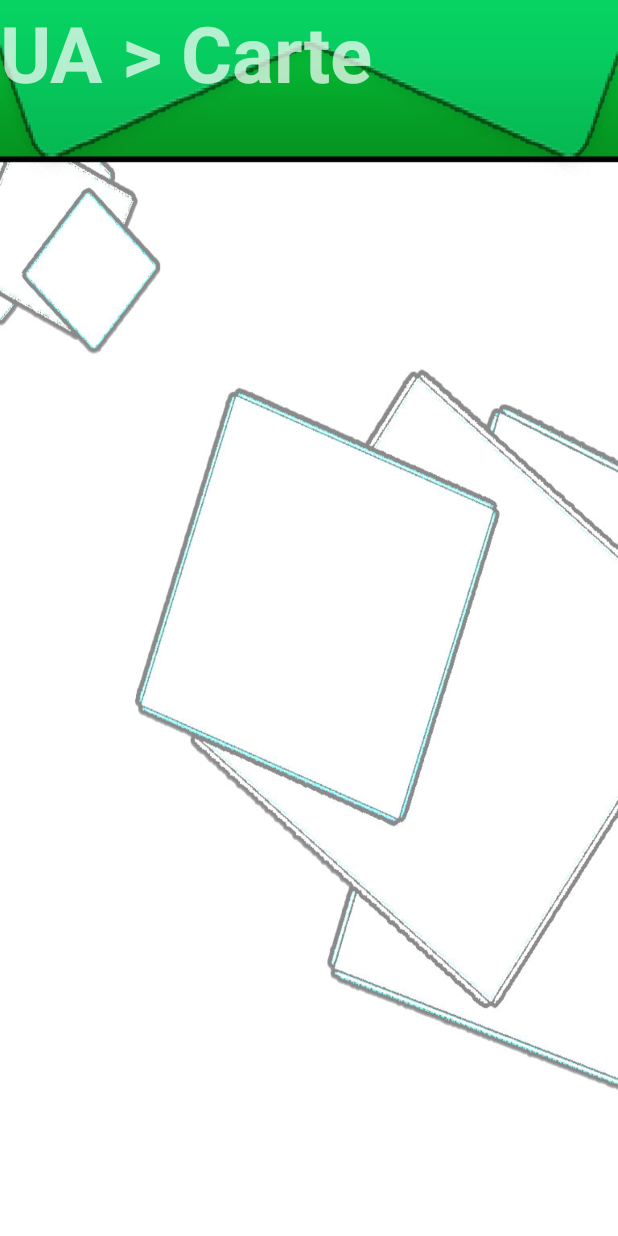
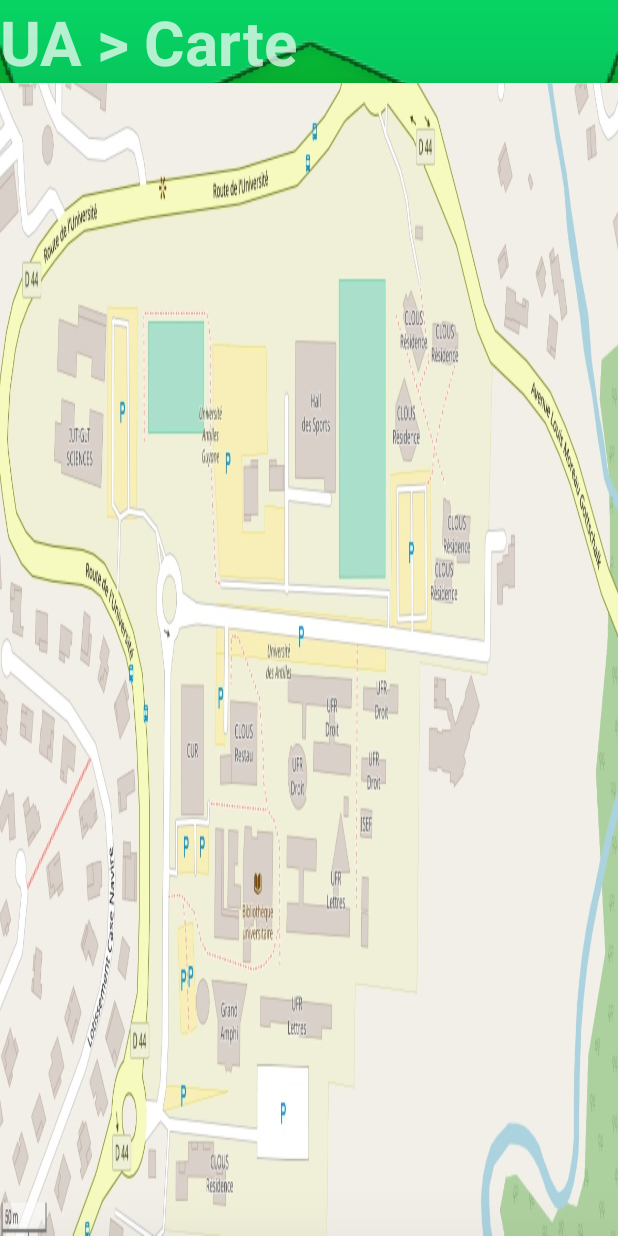
Before and after one commit to ctrl123/UAguid, an Android app: the Carte screen opened directly, with no data from a screen before it, on a phone screen of 412 x 824 dp. Run offline under Robolectric (Android 15) with nearby library versions, the phone set to English and light mode, and no system bars; our stand-ins replace sdp/ssp sizes; 3 statements that could not run were skipped.

Commit message:
Update sur activity_carte

```diff
--- a/app/src/main/res/layout/activity_carte.xml
+++ b/app/src/main/res/layout/activity_carte.xml
@@ -11,20 +11,32 @@
         android:id="@+id/imageView3"
         android:layout_width="wrap_content"
         android:layout_height="wrap_content"
-        android:background="@drawable/interface_carte" />
+        android:background="@drawable/interface_carte"
+        android:layout_alignParentTop="true"
+        android:layout_alignParentLeft="true"
+        android:layout_alignParentStart="true" />
 
     <com.ctrl123.uaguid.CustomTextView
         android:id="@+id/titre_main"
         android:layout_width="wrap_content"
         android:layout_height="wrap_content"
-        android:layout_alignParentLeft="true"
-        android:layout_alignParentStart="true"
-        android:layout_alignParentTop="true"
         android:text="UA > Carte"
         android:textAllCaps="false"
         android:textColorLink="@android:color/white"
-        android:textSize="@dimen/_40ssp"
+        android:textSize="@dimen/_32ssp"
         android:textStyle="bold"
-        app:font="Franklin Gothic Heavy Regular.ttf" />
+        app:font="Franklin Gothic Heavy Regular.ttf"
+        android:layout_alignParentTop="true" />
+
+    <ImageView
+        android:id="@+id/imageView6"
+        android:layout_width="wrap_content"
+        android:layout_height="wrap_content"
+        android:layout_alignParentBottom="true"
+        android:layout_below="@+id/titre_main"
+        android:adjustViewBounds="true"
+        android:cropToPadding="true"
+        android:scaleType="fitXY"
+        app:srcCompat="@drawable/carte_ua" />
 
 </RelativeLayout>
```
